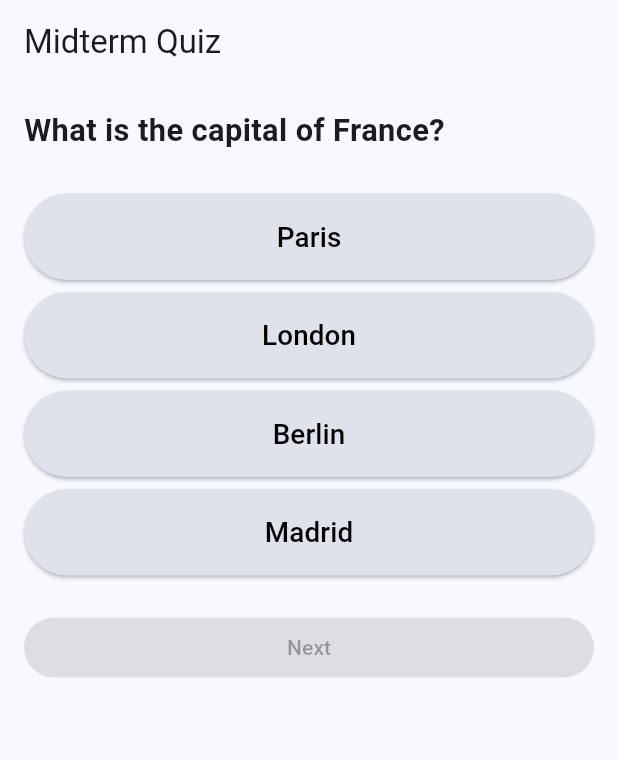
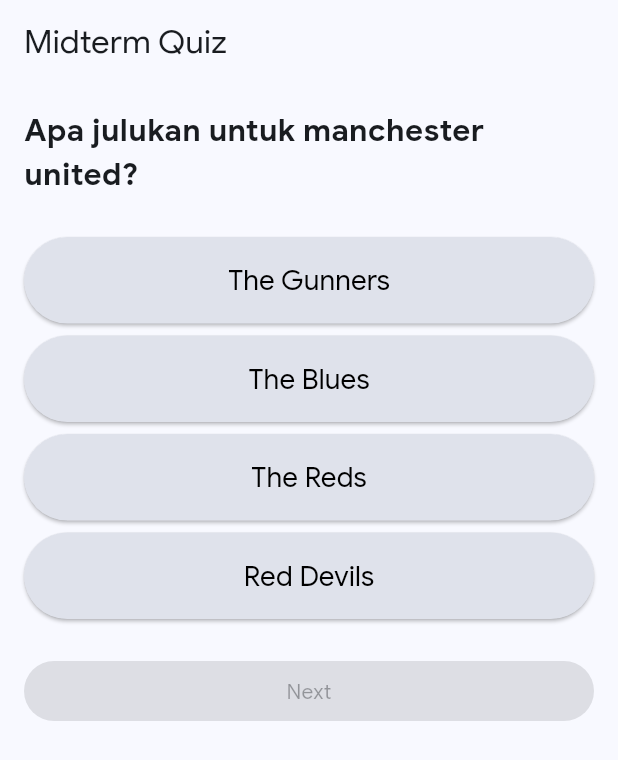
Before and after one commit to wingardiumleviosaaa/Aplikasikuispilihanganda, a Flutter app: the screen it shows after launch, on a phone screen of 412 x 824 dp. Shown: the top 760 px of the screen. Run offline on Flutter 3.47's test engine with Material 3 defaults, Android fonts, the phone set to English and light mode, and no system bars; Roboto replaces fonts that are missing (Poppins).

Commit message:
font dan icon dah masuk bang, question dah jadi 10

```diff
--- a/lib/data/questions.dart
+++ b/lib/data/questions.dart
@@ -2,18 +2,58 @@
 
 final List<Question> questions = [
   Question(
-    text: 'What is the capital of France?',
-    options: ['Paris', 'London', 'Berlin', 'Madrid'],
+    text: 'Apa julukan untuk manchester united?',
+    options: ['The Gunners', 'The Blues', 'The Reds', 'Red Devils'],
+    correctIndex: 3,
+  ),
+  Question(
+    text: 'Apa nama stadion Manchester United?',
+    options: ['Wembley', 'Gelora Bung Karno', 'Santiago bernabeu', 'Old Trafford'],
+    correctIndex: 3,
+  ),
+  Question(
+    text: 'Siapa yang paling lama menjadi coach di Manchester United?',
+    options: ['Jose Mourinho', 'Sir Alex', 'Bobby Charlton', 'Van Gaal'],
+    correctIndex: 1,
+  ),
+  Question(
+    text: 'Siapa pencetak gol terbanyak bagi manchester united?',
+    options: ['Cristiano Ronaldo', 'Wayne Rooney', 'David Beckham', 'Patrice Evra'],
+    correctIndex: 1,
+  ),
+  Question(
+    text: 'Siapa manajer emyu saat ini?',
+    options: ['Ralf Ragnick', 'Erik Ten Haag', 'Ole Gunnar Solksjaer', 'Ruben Amorim'],
+    correctIndex: 3,
+  ),
+  Question(
+    text: 'Berapa nomor punggung ronaldo?',
+    options: ['10', '7', '12', '18'],
+    correctIndex: 1,
+  ),
+  Question(
+    text: 'Kota apa klub ini berada?',
+    options: ['Manchester', 'London', 'Coventry', 'Wales'],
     correctIndex: 0,
   ),
   Question(
-    text: 'Which planet is known as the Red Planet?',
-    options: ['Earth', 'Mars', 'Jupiter', 'Venus'],
+    text: 'Siapa kiper utama saat ini?',
+    options: ['Senne Lammens', 'Andre Onana', 'David de Gea', 'Thibaut Curtois'],
+    correctIndex: 0,
+  ),
+  Question(
+    text: 'Siapa pemain yang baru dibeli di summer kemarin',
+    options: ['Ammad Dialo', 'Matheus Cunha', 'Alexandro Garnacho', 'rooney'],
     correctIndex: 1,
   ),
   Question(
-    text: 'Who developed the theory of relativity?',
-    options: ['Newton', 'Einstein', 'Tesla', 'Darwin'],
-    correctIndex: 1,
+    text: 'berapa kali emyu tidak terkalahkan?',
+    options: ['1', '2', '3', '4'],
+    correctIndex: 3,
+  ),
+  Question(
+    text: 'Siapa lawan terakhir emyu?',
+    options: ['liverpool', 'real madrid', 'notthingam', 'tottenham'],
+    correctIndex: 2,
   ),
 ];
--- a/lib/main.dart
+++ b/lib/main.dart
@@ -12,18 +12,24 @@
   Widget build(BuildContext context) {
     return MaterialApp(
       debugShowCheckedModeBanner: false,
-      title: 'Midterm Quiz',
+      title: 'Kuis Tes Emyu',
       themeMode: ThemeMode.system, // Automatically follows system theme
       theme: ThemeData(
         brightness: Brightness.light,
         fontFamily: 'GoogleSans',
-        colorScheme: ColorScheme.fromSeed(seedColor: Colors.blue),
+        colorScheme: ColorScheme.fromSeed(
+          seedColor: Colors.blue,
+          brightness: Brightness.light,
+        ),
         useMaterial3: true,
       ),
       darkTheme: ThemeData(
         brightness: Brightness.dark,
         fontFamily: 'GoogleSans',
-        colorScheme: ColorScheme.fromSeed(seedColor: Colors.teal),
+        colorScheme: ColorScheme.fromSeed(
+          seedColor: Colors.teal,
+          brightness: Brightness.dark,  // ✅ This is the fix!
+        ),
         useMaterial3: true,
       ),
       home: const QuizScreen(),
--- a/lib/screens/result_screen.dart
+++ b/lib/screens/result_screen.dart
@@ -14,9 +14,10 @@
 
   @override
   Widget build(BuildContext context) {
-    return Scaffold(
-      appBar: AppBar(title: const Text('Your Result')),
+    return Scaffold(appBar: AppBar(title: const Text('Your Result')),
       body: Center(
+        // Wrap your layout with SingleChildScrollView
+        child: SingleChildScrollView(
           child: Padding(
             padding: const EdgeInsets.all(24.0),
             child: Column(
@@ -25,7 +26,10 @@
                 Image.asset(
                   'assets/images/tick.png',
                   width: 120,
-                height: MediaQuery.of(context).size.height * 0.25,
+                  height: MediaQuery
+                      .of(context)
+                      .size
+                      .height * 0.25,
                 ),
                 const SizedBox(height: 24),
                 const Text(
@@ -40,12 +44,20 @@
                 const SizedBox(height: 32),
                 ElevatedButton(
                   onPressed: onRestart,
+                  style: ElevatedButton.styleFrom(
+                    textStyle: const TextStyle(
+                      fontFamily: 'GoogleSans',
+                      fontSize: 20,
+                      fontWeight: FontWeight.bold,
+                    ),
+                  ),
                   child: const Text('Restart Quiz'),
                 ),
               ],
             ),
           ),
         ),
+      ),
     );
   }
 }
--- a/lib/widgets/question_text.dart
+++ b/lib/widgets/question_text.dart
@@ -10,7 +10,7 @@
     return Text(
       text,
       style: TextStyle(
-        fontFamily: 'Poppins',
+        fontFamily: 'GoogleSans',
         fontSize: MediaQuery.of(context).size.width * 0.05,
         fontWeight: FontWeight.bold,
       ),
```
Also changed, not shown: pubspec.yaml (+6 -2 lines), assets/fonts/GoogleSans-Bold.ttf (renamed from lib/assets/fonts/GoogleSans-Bold.ttf), assets/fonts/GoogleSans-Regular.ttf (renamed from lib/assets/fonts/GoogleSans-Regular.ttf), assets/images/tick.png (renamed from lib/assets/images/tick.png). Lines whose indentation alone changed are shown as unchanged.
